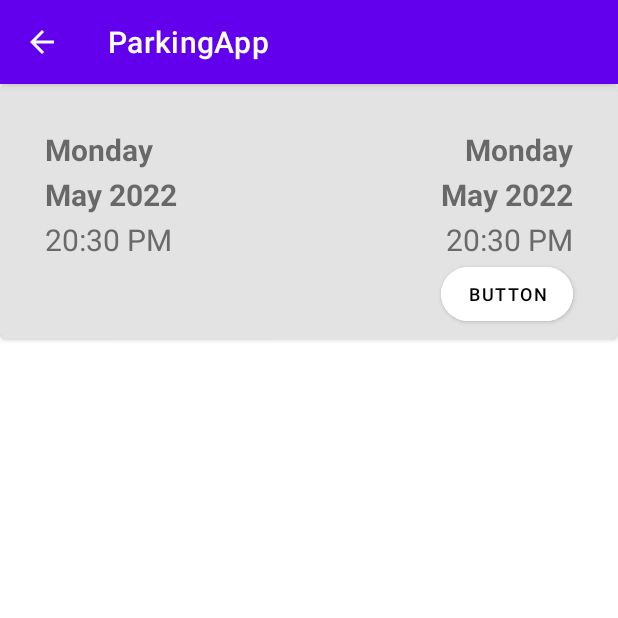
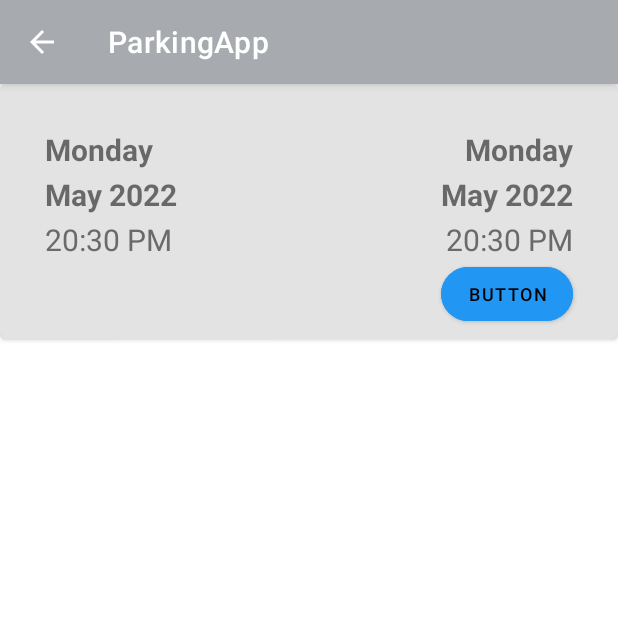
Before and after one commit to PatriciaDeCarvalho/ParkingApp, an Android app: the screen it shows after launch (Parking), on a phone screen of 412 x 824 dp, the top half of it. Run offline under Robolectric (Android 15) with nearby library versions, the phone set to English and light mode, and no system bars.

```diff
--- a/app/src/main/res/layout/activity_main.xml
+++ b/app/src/main/res/layout/activity_main.xml
@@ -82,4 +82,8 @@
         app:layout_constraintEnd_toEndOf="parent"/>
 
 
+
+
+
+
 </androidx.constraintlayout.widget.ConstraintLayout>
--- a/app/src/main/res/values-night/themes.xml
+++ b/app/src/main/res/values-night/themes.xml
@@ -2,11 +2,11 @@
     <!-- Base application theme. -->
     <style name="Theme.ParkingApp" parent="Theme.MaterialComponents.DayNight.DarkActionBar">
         <!-- Primary brand color. -->
-        <item name="colorPrimary">@color/purple_200</item>
+        <item name="colorPrimary">@color/purple_700</item>
         <item name="colorPrimaryVariant">@color/purple_700</item>
         <item name="colorOnPrimary">@color/black</item>
         <!-- Secondary brand color. -->
-        <item name="colorSecondary">@color/teal_200</item>
+        <item name="colorSecondary">@color/purple_500</item>
         <item name="colorSecondaryVariant">@color/teal_200</item>
         <item name="colorOnSecondary">@color/black</item>
         <!-- Status bar color. -->
--- a/app/src/main/res/values/colors.xml
+++ b/app/src/main/res/values/colors.xml
@@ -1,10 +1,10 @@
 <?xml version="1.0" encoding="utf-8"?>
 <resources>
-    <color name="purple_200">#FFBB86FC</color>
-    <color name="purple_500">#FF6200EE</color>
-    <color name="purple_700">#FF3700B3</color>
-    <color name="teal_200">#FF03DAC5</color>
-    <color name="teal_700">#FF018786</color>
+    <color name="colorPrimary">#FF03DAC5</color>
+    <color name="purple_500">#A7ABAF</color>
+    <color name="purple_700">#7D51DC</color>
+    <color name="teal_200">#2F97EA</color>
+    <color name="teal_700">#BECACA</color>
     <color name="black">#FF000000</color>
-    <color name="white">#FFFFFFFF</color>
+    <color name="white">#2196F3</color>
 </resources>
```
Also changed, not shown: app/src/main/AndroidManifest.xml (+3 -5 lines).
